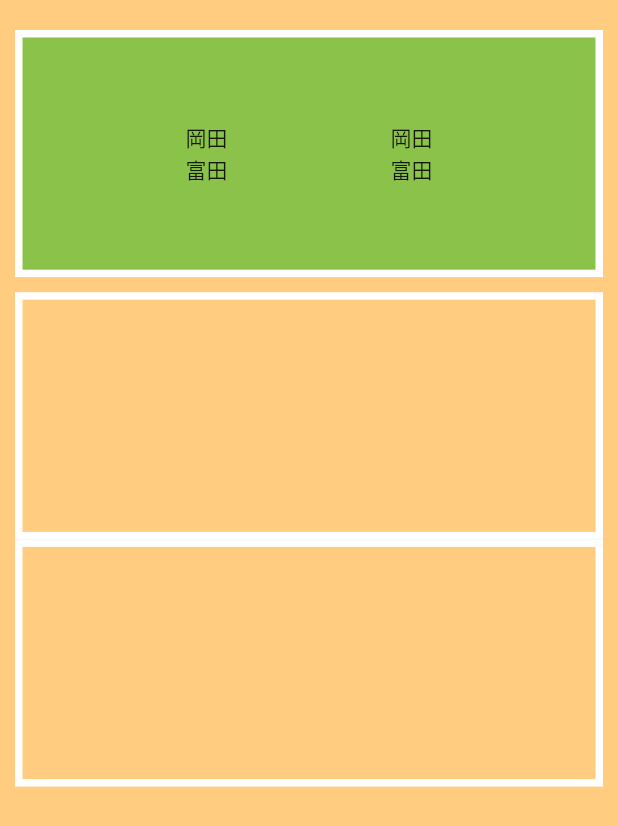
After one commit to takusan2/badmatch_app, a Flutter app: the MatchResulePage screen opened directly, on a phone screen of 412 x 824 dp. The commit adds this screen. Shown: the top 826 px of the screen. Run offline on Flutter 3.47's test engine with Material 2 defaults, Android fonts, the phone set to English and light mode, and no system bars; our stand-ins replace drift, flutter_hooks; accounts and stored records are empty; generated files the repository leaves out were written again.

Commit message:
issueと全然関係ないことしました。ごめんなさい

```diff
--- a/lib/infrastructure/table/members.dart
+++ b/lib/infrastructure/entity/members.dart
@@ -1,4 +1,4 @@
-import 'package:badmatch_app/infrastructure/table/communities.dart';
+import 'package:badmatch_app/infrastructure/entity/communities.dart';
 import 'package:drift/drift.dart';
 
 class Members extends Table {
--- /dev/null
+++ b/lib/view/match_result_page.dart
@@ -0,0 +1,68 @@
+import 'package:flutter/material.dart';
+
+class MatchResulePage extends StatelessWidget {
+  const MatchResulePage({super.key});
+
+  @override
+  Widget build(BuildContext context) {
+    return Scaffold(
+      backgroundColor: Colors.orange.shade200,
+      body: SafeArea(
+        child: Transform.rotate(
+          // angle: 90 * pi / 180,
+          angle: 0,
+          child: Container(
+            padding: const EdgeInsets.all(10.0),
+            child: Column(
+              crossAxisAlignment: CrossAxisAlignment.stretch,
+              children: [
+                Container(
+                  alignment: Alignment.center,
+                  margin: EdgeInsets.symmetric(vertical: 10.0),
+                  height: MediaQuery.of(context).size.height * 0.2,
+                  decoration: BoxDecoration(
+                    color: Colors.lightGreen,
+                    border: Border.all(color: Colors.white, width: 5),
+                  ),
+                  child: Row(
+                    mainAxisAlignment: MainAxisAlignment.spaceEvenly,
+                    children: [
+                      Column(
+                        mainAxisAlignment: MainAxisAlignment.center,
+                        children: [
+                          Text('岡田'),
+                          Text('富田'),
+                        ],
+                      ),
+                      Column(
+                        mainAxisAlignment: MainAxisAlignment.center,
+                        children: [
+                          Text('岡田'),
+                          Text('富田'),
+                        ],
+                      ),
+                    ],
+                  ),
+                ),
+                Container(
+                  height: MediaQuery.of(context).size.height * 0.2,
+                  decoration: BoxDecoration(
+                    color: Colors.orange.shade200,
+                    border: Border.all(color: Colors.white, width: 5),
+                  ),
+                ),
+                Container(
+                  height: MediaQuery.of(context).size.height * 0.2,
+                  decoration: BoxDecoration(
+                    color: Colors.orange.shade200,
+                    border: Border.all(color: Colors.white, width: 5),
+                  ),
+                )
+              ],
+            ),
+          ),
+        ),
+      ),
+    );
+  }
+}
```
Also changed, not shown: lib/infrastructure/accessor/community_accessor.dart (added, +27 -0 lines), lib/infrastructure/accessor/member_accessor.dart (added, +44 -0 lines), lib/infrastructure/database.dart (+11 -32 lines), lib/main.dart (+8 -24 lines), lib/repository/community_repository.dart (added, +23 -0 lines), lib/repository/member_repository.dart (added, +37 -0 lines), lib/view/add_community_page.dart (+6 -9 lines), lib/view/home_page.dart (+13 -17 lines), lib/view/member_page.dart (+13 -6 lines), lib/view_model/add_community_page_view_model.dart (deleted, +0 -13 lines), lib/view_model/home_page_view_model.dart (+8 -16 lines), lib/view_model/member_page_view_model.dart (+16 -21 lines), lib/component/row_input.dart (renamed from lib/component/widget/row_input.dart), lib/infrastructure/database.g.dart, 1 more files.
